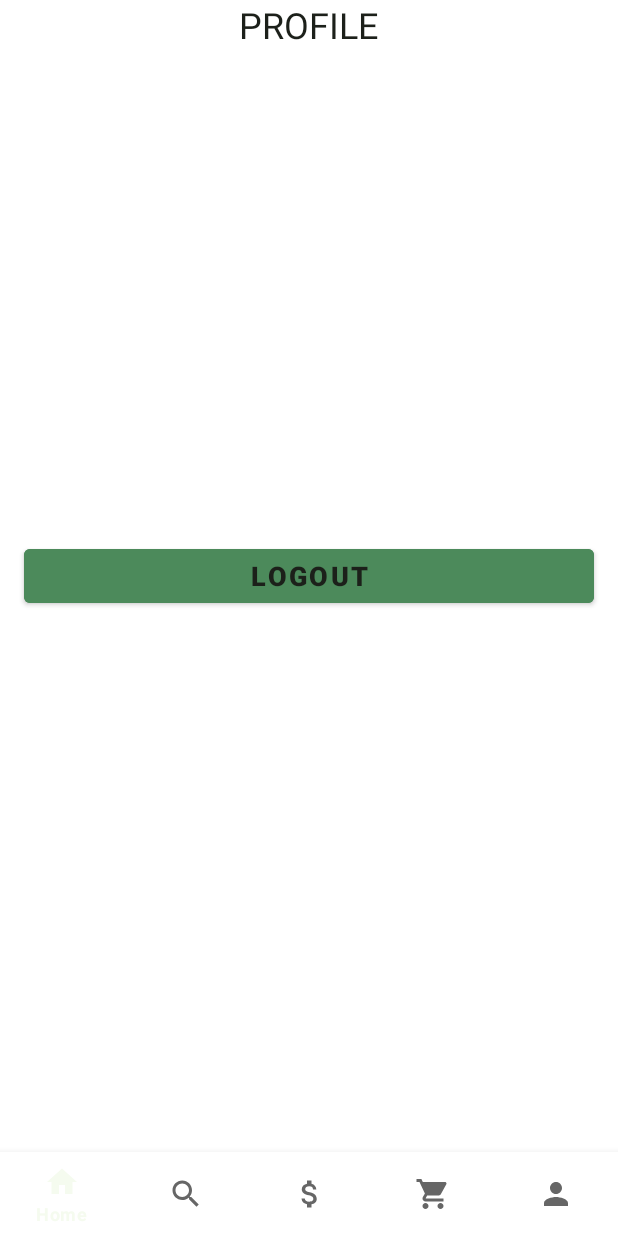
After one commit to figartur/OrderGo, an Android app: the fragment ProfileFragment placed in its activity, on a phone screen of 412 x 824 dp. The commit adds this screen. Run offline under Robolectric (Android 15) with nearby library versions, the phone set to English and light mode, and no system bars; our stand-ins replace Firebase (no records; nobody signed in at launch, a user with empty details on screens opened directly); Roboto replaces fonts that are not available here.

Commit message:
REGISTER AND LOGIN DONE, START OF MAIN ACTIVITY

```diff
--- a/app/src/main/java/fig/artur/ordergo/MainActivity.kt
+++ b/app/src/main/java/fig/artur/ordergo/MainActivity.kt
@@ -3,29 +3,50 @@ package fig.artur.ordergo
 import android.content.Intent
 import androidx.appcompat.app.AppCompatActivity
 import android.os.Bundle
+import androidx.fragment.app.Fragment
 import com.google.firebase.auth.FirebaseAuth
+import fig.artur.ordergo.databinding.ActivityMainBinding
 import kotlinx.android.synthetic.main.activity_main.*
 
 class MainActivity : AppCompatActivity() {
 
     private lateinit var auth : FirebaseAuth
+    private lateinit var binding : ActivityMainBinding
 
     override fun onCreate(savedInstanceState: Bundle?) {
         super.onCreate(savedInstanceState)
         setContentView(R.layout.activity_main)
 
+        binding = ActivityMainBinding.inflate(layoutInflater)
         auth = FirebaseAuth.getInstance()
+
+        setContentView(binding.root)
+
+        binding.navigationBar.setOnItemSelectedListener {
+            when(it.itemId){
+                R.id.home -> replaceFragment(HomeFragment())
+                R.id.search -> replaceFragment(SearchFragment())
+                R.id.my_store -> replaceFragment(MyStoreFragment())
+                R.id.orders -> replaceFragment(OrdersFragment())
+                R.id.profile -> replaceFragment(ProfileFragment())
+
+                else ->{}
+            }
+            true
+        }
 
         if(auth.currentUser == null){
             val intent = Intent(this, RegisterActivity::class.java)
             startActivity(intent)
         }
+    }
 
-        btn_logout.setOnClickListener {
-            FirebaseAuth.getInstance().signOut()
+    private fun replaceFragment(fragment: Fragment){
 
-            startActivity(Intent(this@MainActivity, LoginActivity::class.java))
-            finish()
-        }
+        val fragmentManager = supportFragmentManager
+        val fragmentTransaction = fragmentManager.beginTransaction()
+
+        fragmentTransaction.replace(R.id.frame_layout,fragment)
+        fragmentTransaction.commit()
     }
 }
--- /dev/null
+++ b/app/src/main/java/fig/artur/ordergo/ProfileFragment.kt
@@ -0,0 +1,74 @@
+package fig.artur.ordergo
+
+import android.content.Intent
+import android.os.Bundle
+import androidx.fragment.app.Fragment
+import android.view.LayoutInflater
+import android.view.View
+import android.view.ViewGroup
+import com.google.firebase.auth.FirebaseAuth
+import kotlinx.android.synthetic.main.fragment_profile.*
+
+// TODO: Rename parameter arguments, choose names that match
+// the fragment initialization parameters, e.g. ARG_ITEM_NUMBER
+private const val ARG_PARAM1 = "param1"
+private const val ARG_PARAM2 = "param2"
+
+/**
+ * A simple [Fragment] subclass.
+ * Use the [ProfileFragment.newInstance] factory method to
+ * create an instance of this fragment.
+ */
+class ProfileFragment : Fragment() {
+    // TODO: Rename and change types of parameters
+    private var param1: String? = null
+    private var param2: String? = null
+    private lateinit var auth : FirebaseAuth
+
+    override fun onCreate(savedInstanceState: Bundle?) {
+        super.onCreate(savedInstanceState)
+        arguments?.let {
+            param1 = it.getString(ARG_PARAM1)
+            param2 = it.getString(ARG_PARAM2)
+
+            auth = FirebaseAuth.getInstance()
+
+            //TODO("LOGOUT BUTTON IS NOT WORKING")
+
+            btn_logout.setOnClickListener {
+                FirebaseAuth.getInstance().signOut()
+
+                val intent = Intent(activity, LoginActivity::class.java)
+                startActivity(intent)
+            }
+        }
+    }
+
+    override fun onCreateView(
+        inflater: LayoutInflater, container: ViewGroup?,
+        savedInstanceState: Bundle?
+    ): View? {
+        // Inflate the layout for this fragment
+        return inflater.inflate(R.layout.fragment_profile, container, false)
+    }
+
+    companion object {
+        /**
+         * Use this factory method to create a new instance of
+         * this fragment using the provided parameters.
+         *
+         * @param param1 Parameter 1.
+         * @param param2 Parameter 2.
+         * @return A new instance of fragment ProfileFragment.
+         */
+        // TODO: Rename and change types and number of parameters
+        @JvmStatic
+        fun newInstance(param1: String, param2: String) =
+            ProfileFragment().apply {
+                arguments = Bundle().apply {
+                    putString(ARG_PARAM1, param1)
+                    putString(ARG_PARAM2, param2)
+                }
+            }
+    }
+}
--- /dev/null
+++ b/app/src/main/res/drawable/cart.xml
@@ -0,0 +1,5 @@
+<vector android:height="24dp" android:tint="#4C8A5B"
+    android:viewportHeight="24" android:viewportWidth="24"
+    android:width="24dp" xmlns:android="http://schemas.android.com/apk/res/android">
+    <path android:fillColor="@android:color/white" android:pathData="M7,18c-1.1,0 -1.99,0.9 -1.99,2S5.9,22 7,22s2,-0.9 2,-2 -0.9,-2 -2,-2zM1,2v2h2l3.6,7.59 -1.35,2.45c-0.16,0.28 -0.25,0.61 -0.25,0.96 0,1.1 0.9,2 2,2h12v-2L7.42,15c-0.14,0 -0.25,-0.11 -0.25,-0.25l0.03,-0.12 0.9,-1.63h7.45c0.75,0 1.41,-0.41 1.75,-1.03l3.58,-6.49c0.08,-0.14 0.12,-0.31 0.12,-0.48 0,-0.55 -0.45,-1 -1,-1L5.21,4l-0.94,-2L1,2zM17,18c-1.1,0 -1.99,0.9 -1.99,2s0.89,2 1.99,2 2,-0.9 2,-2 -0.9,-2 -2,-2z"/>
+</vector>
--- /dev/null
+++ b/app/src/main/res/drawable/home.xml
@@ -0,0 +1,5 @@
+<vector android:height="24dp" android:tint="#4C8A5B"
+    android:viewportHeight="24" android:viewportWidth="24"
+    android:width="24dp" xmlns:android="http://schemas.android.com/apk/res/android">
+    <path android:fillColor="@android:color/white" android:pathData="M10,20v-6h4v6h5v-8h3L12,3 2,12h3v8z"/>
+</vector>
--- /dev/null
+++ b/app/src/main/res/drawable/money.xml
@@ -0,0 +1,5 @@
+<vector android:height="24dp" android:tint="#4C8A5B"
+    android:viewportHeight="24" android:viewportWidth="24"
+    android:width="24dp" xmlns:android="http://schemas.android.com/apk/res/android">
+    <path android:fillColor="@android:color/white" android:pathData="M11.8,10.9c-2.27,-0.59 -3,-1.2 -3,-2.15 0,-1.09 1.01,-1.85 2.7,-1.85 1.78,0 2.44,0.85 2.5,2.1h2.21c-0.07,-1.72 -1.12,-3.3 -3.21,-3.81V3h-3v2.16c-1.94,0.42 -3.5,1.68 -3.5,3.61 0,2.31 1.91,3.46 4.7,4.13 2.5,0.6 3,1.48 3,2.41 0,0.69 -0.49,1.79 -2.7,1.79 -2.06,0 -2.87,-0.92 -2.98,-2.1h-2.2c0.12,2.19 1.76,3.42 3.68,3.83V21h3v-2.15c1.95,-0.37 3.5,-1.5 3.5,-3.55 0,-2.84 -2.43,-3.81 -4.7,-4.4z"/>
+</vector>
--- /dev/null
+++ b/app/src/main/res/drawable/person.xml
@@ -0,0 +1,5 @@
+<vector android:height="24dp" android:tint="#4C8A5B"
+    android:viewportHeight="24" android:viewportWidth="24"
+    android:width="24dp" xmlns:android="http://schemas.android.com/apk/res/android">
+    <path android:fillColor="@android:color/white" android:pathData="M12,12c2.21,0 4,-1.79 4,-4s-1.79,-4 -4,-4 -4,1.79 -4,4 1.79,4 4,4zM12,14c-2.67,0 -8,1.34 -8,4v2h16v-2c0,-2.66 -5.33,-4 -8,-4z"/>
+</vector>
--- /dev/null
+++ b/app/src/main/res/drawable/search.xml
@@ -0,0 +1,5 @@
+<vector android:height="24dp" android:tint="#4C8A5B"
+    android:viewportHeight="24" android:viewportWidth="24"
+    android:width="24dp" xmlns:android="http://schemas.android.com/apk/res/android">
+    <path android:fillColor="@android:color/white" android:pathData="M15.5,14h-0.79l-0.28,-0.27C15.41,12.59 16,11.11 16,9.5 16,5.91 13.09,3 9.5,3S3,5.91 3,9.5 5.91,16 9.5,16c1.61,0 3.09,-0.59 4.23,-1.57l0.27,0.28v0.79l5,4.99L20.49,19l-4.99,-5zM9.5,14C7.01,14 5,11.99 5,9.5S7.01,5 9.5,5 14,7.01 14,9.5 11.99,14 9.5,14z"/>
+</vector>
--- /dev/null
+++ b/app/src/main/res/layout/fragment_profile.xml
@@ -0,0 +1,27 @@
+<?xml version="1.0" encoding="utf-8"?>
+<FrameLayout xmlns:android="http://schemas.android.com/apk/res/android"
+    xmlns:tools="http://schemas.android.com/tools"
+    android:layout_width="match_parent"
+    android:layout_height="match_parent"
+    tools:context=".ProfileFragment">
+
+    <TextView
+        android:layout_width="wrap_content"
+        android:layout_height="wrap_content"
+        android:layout_gravity="top|center"
+        android:text="PROFILE"
+        android:textSize="24dp" />
+
+    <Button
+        android:id="@+id/btn_logout"
+        android:layout_width="match_parent"
+        android:layout_height="wrap_content"
+        android:layout_margin="16dp"
+        android:backgroundTint="@color/mossgreen"
+        android:text="LOGOUT"
+        android:textColor="@color/themeblack"
+        android:textSize="18sp"
+        android:textStyle="bold"
+        android:layout_gravity="center"/>
+
+</FrameLayout>
--- /dev/null
+++ b/app/src/main/res/menu/bottom_nav.xml
@@ -0,0 +1,19 @@
+<?xml version="1.0" encoding="utf-8"?>
+<menu xmlns:android="http://schemas.android.com/apk/res/android">
+
+    <item android:title="Home"
+        android:id="@+id/home"
+        android:icon="@drawable/home"/>
+    <item android:title="Search"
+        android:id="@+id/search"
+        android:icon="@drawable/search"/>
+    <item android:title="MyStore"
+        android:id="@+id/my_store"
+        android:icon="@drawable/money"/>
+    <item android:title="Orders"
+        android:id="@+id/orders"
+        android:icon="@drawable/cart"/>
+    <item android:title="Profile"
+        android:id="@+id/profile"
+        android:icon="@drawable/person" />
+</menu>
--- a/app/src/main/res/values-night/themes.xml
+++ b/app/src/main/res/values-night/themes.xml
@@ -1,6 +1,6 @@
 <resources xmlns:tools="http://schemas.android.com/tools">
     <!-- Base application theme. -->
-    <style name="Theme.OrderGo" parent="Theme.MaterialComponents.DayNight.DarkActionBar">
+    <style name="Theme.OrderGo" parent="Theme.MaterialComponents.DayNight.NoActionBar">
         <!-- Primary brand color. -->
         <item name="colorPrimary">@color/themeblack</item>
         <item name="colorPrimaryVariant">@color/darkgreen</item>
@@ -12,8 +12,6 @@
         <!-- Status bar color. -->
         <item name="android:statusBarColor">?attr/colorPrimaryVariant</item>
         <!-- Customize your theme here. -->
-        <item name="android:background">?attr/colorPrimary</item>
         <item name="android:textColor">?attr/colorSecondaryVariant</item>
-        <item name="textBackground">@color/transparent</item>
     </style>
 </resources>
--- a/app/src/main/res/values/themes.xml
+++ b/app/src/main/res/values/themes.xml
@@ -1,6 +1,6 @@
 <resources xmlns:tools="http://schemas.android.com/tools">
     <!-- Base application theme. -->
-    <style name="Theme.OrderGo" parent="Theme.MaterialComponents.DayNight.DarkActionBar">
+    <style name="Theme.OrderGo" parent="Theme.MaterialComponents.DayNight.NoActionBar">
         <!-- Primary brand color. -->
         <item name="colorPrimary">@color/themebeige</item>
         <item name="colorPrimaryVariant">@color/darkgreen</item>
@@ -12,8 +12,6 @@
         <!-- Status bar color. -->
         <item name="android:statusBarColor">?attr/colorPrimaryVariant</item>
         <!-- Customize your theme here. -->
-        <item name="android:background">?attr/colorPrimary</item>
         <item name="android:textColor">?attr/colorSecondaryVariant</item>
-        <item name="textBackground">@color/transparent</item>
     </style>
 </resources>
```
Also changed, not shown: app/src/main/java/fig/artur/ordergo/HomeFragment.kt (added, +64 -0 lines), app/src/main/java/fig/artur/ordergo/MyStoreFragment.kt (added, +59 -0 lines), app/src/main/java/fig/artur/ordergo/OrdersFragment.kt (added, +59 -0 lines), app/src/main/java/fig/artur/ordergo/SearchFragment.kt (added, +59 -0 lines), app/src/main/res/layout/activity_main.xml (+2 -17 lines), app/src/main/res/layout/fragment_home.xml (added, +16 -0 lines), app/src/main/res/layout/fragment_my_store.xml (added, +15 -0 lines), app/src/main/res/layout/fragment_orders.xml (added, +15 -0 lines), app/src/main/res/layout/fragment_search.xml (added, +15 -0 lines).
